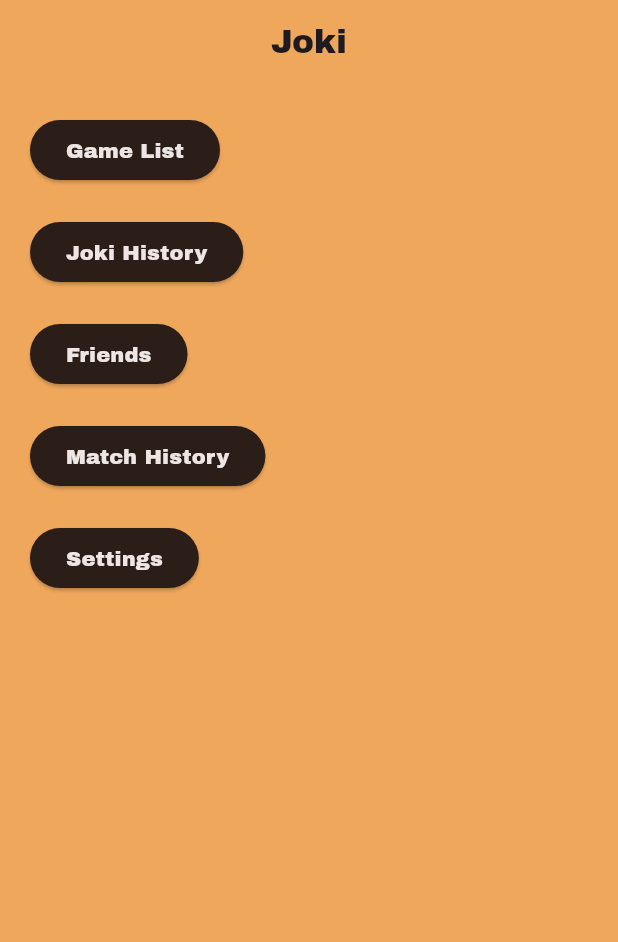
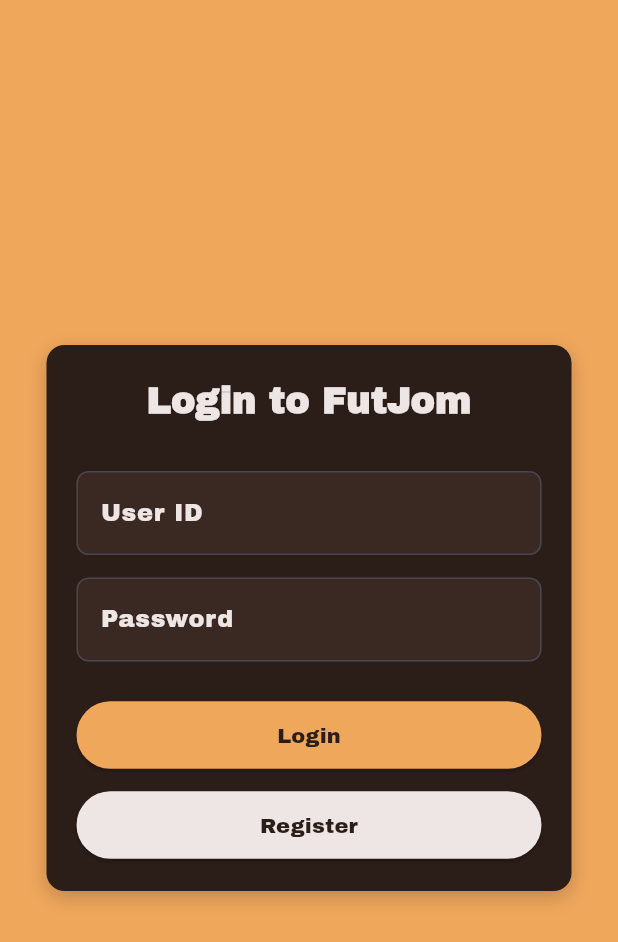
Before and after one commit to amirchoo/GBoost, a Flutter app: the screen it shows after launch, on a phone screen of 412 x 824 dp. Shown: the top 942 px of the screen. Run offline on Flutter 3.47's test engine with Material 3 defaults, Android fonts, the phone set to English and light mode, and no system bars; our stand-ins replace google_fonts.

Commit message:
feature/add login page

```diff
--- /dev/null
+++ b/g_boost/lib/login_page.dart
@@ -0,0 +1,124 @@
+import 'package:flutter/material.dart';
+import 'home_page.dart'; // 👈 after login, it’ll navigate here
+
+class LoginPage extends StatefulWidget {
+  const LoginPage({super.key});
+
+  @override
+  State<LoginPage> createState() => _LoginPageState();
+}
+
+class _LoginPageState extends State<LoginPage> {
+  final TextEditingController _idController = TextEditingController();
+  final TextEditingController _passwordController = TextEditingController();
+
+  void _login() {
+    String id = _idController.text;
+    String password = _passwordController.text;
+
+    // for now just check if not empty
+    if (id.isNotEmpty && password.isNotEmpty) {
+      Navigator.pushReplacement(
+        context,
+        MaterialPageRoute(builder: (context) => const HomePage()),
+      );
+    } else {
+      ScaffoldMessenger.of(context).showSnackBar(
+        const SnackBar(content: Text('Please enter both ID and password')),
+      );
+    }
+  }
+
+  void _register() {
+    ScaffoldMessenger.of(context).showSnackBar(
+      const SnackBar(content: Text('Registration coming soon 😎')),
+    );
+  }
+
+  @override
+  Widget build(BuildContext context) {
+    return Scaffold(
+      backgroundColor: const Color(0xFFefa75c),
+      body: Center(
+        child: Padding(
+          padding: const EdgeInsets.all(24.0),
+          child: Container(
+            padding: const EdgeInsets.all(20),
+            width: 350,
+            decoration: BoxDecoration(
+              color: const Color(0xFF2b1d18),
+              borderRadius: BorderRadius.circular(12),
+              boxShadow: [
+                BoxShadow(
+                  color: Colors.black.withOpacity(0.2),
+                  blurRadius: 10,
+                  offset: const Offset(0, 4),
+                ),
+              ],
+            ),
+            child: Column(
+              mainAxisSize: MainAxisSize.min,
+              children: [
+                const Text(
+                  'Login to FutJom',
+                  style: TextStyle(
+                    color: Color(0xFFede6e4),
+                    fontSize: 24,
+                    fontWeight: FontWeight.bold,
+                  ),
+                ),
+                const SizedBox(height: 30),
+                TextField(
+                  controller: _idController,
+                  style: const TextStyle(color: Colors.white),
+                  decoration: InputDecoration(
+                    labelText: 'User ID',
+                    labelStyle: const TextStyle(color: Color(0xFFede6e4)),
+                    filled: true,
+                    fillColor: const Color(0xFF3a2822),
+                    border: OutlineInputBorder(
+                      borderRadius: BorderRadius.circular(8),
+                    ),
+                  ),
+                ),
+                const SizedBox(height: 15),
+                TextField(
+                  controller: _passwordController,
+                  obscureText: true,
+                  style: const TextStyle(color: Colors.white),
+                  decoration: InputDecoration(
+                    labelText: 'Password',
+                    labelStyle: const TextStyle(color: Color(0xFFede6e4)),
+                    filled: true,
+                    fillColor: const Color(0xFF3a2822),
+                    border: OutlineInputBorder(
+                      borderRadius: BorderRadius.circular(8),
+                    ),
+                  ),
+                ),
+                const SizedBox(height: 25),
+                ElevatedButton(
+                  onPressed: _login,
+                  style: ElevatedButton.styleFrom(
+                    backgroundColor: const Color(0xFFefa75c),
+                    minimumSize: const Size(double.infinity, 45),
+                  ),
+                  child: const Text('Login', style: TextStyle(color: Color(0xFF2b1d18))),
+                ),
+                const SizedBox(height: 12),
+                ElevatedButton(
+                  onPressed: _register,
+                  style: ElevatedButton.styleFrom(
+                    backgroundColor: const Color(0xFFede6e4),
+                    minimumSize: const Size(double.infinity, 45),
+                  ),
+                  child: const Text('Register', style: TextStyle(color: Color(0xFF2b1d18))),
+                ),
+              ],
+            ),
+          ),
+        ),
+      ),
+    );
+  }
+}
--- a/g_boost/lib/main.dart
+++ b/g_boost/lib/main.dart
@@ -1,4 +1,5 @@
 import 'package:flutter/material.dart';
+import 'package:g_boost/login_page.dart';
 import 'package:google_fonts/google_fonts.dart';
 import 'home_page.dart';
 
@@ -16,7 +17,7 @@ class MyApp extends StatelessWidget {
       debugShowCheckedModeBanner: false,
       title: 'JokiBersama',
       theme: ThemeData(primarySwatch: Colors.deepOrange,textTheme: GoogleFonts.archivoBlackTextTheme(), ),
-      home: const HomePage(),
+      home: const LoginPage(),
     );
   }
 }
```
